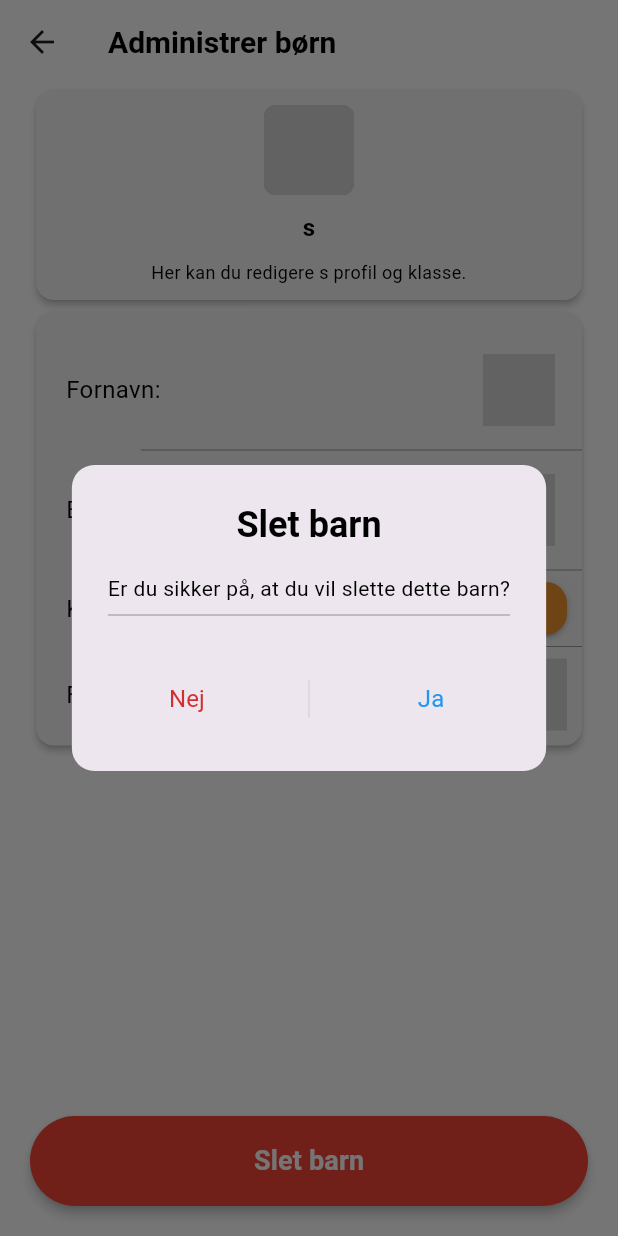
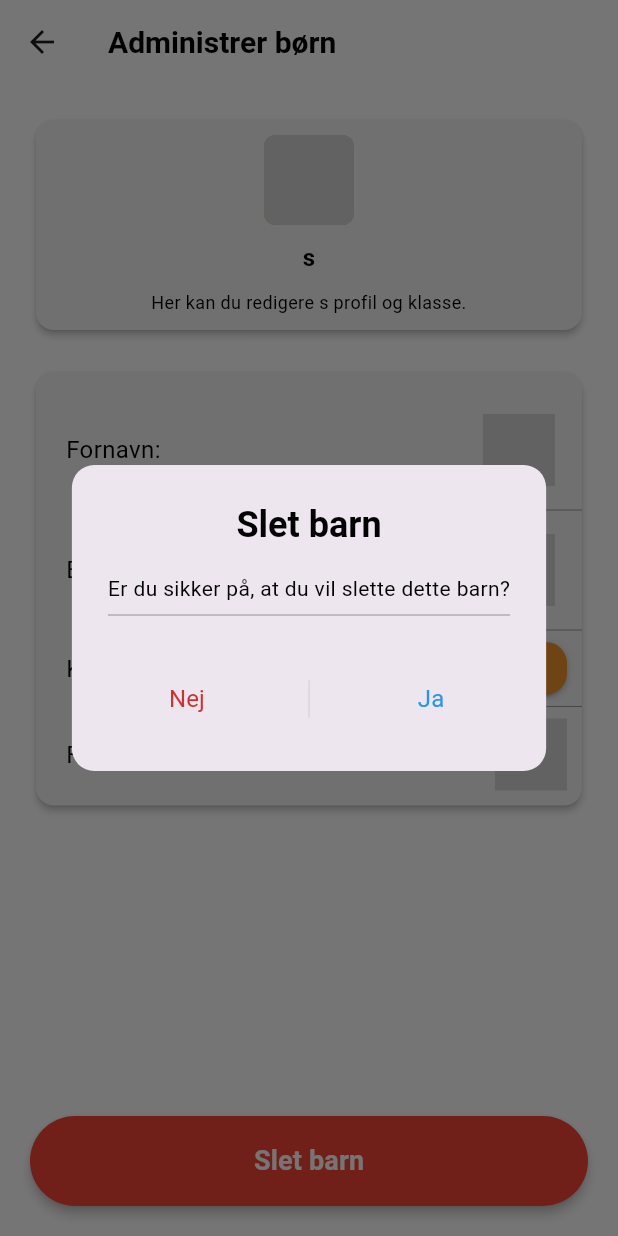
Before and after one commit to aau-giraf/foodplanner, a Flutter app: the ChildProfile screen opened directly with empty values, after a tap on "Slet barn", on a phone screen of 412 x 824 dp. Run offline on Flutter 3.47's test engine with Material 3 defaults, Android fonts, the phone set to English and light mode, and no system bars; drawn by our look-alikes of dropdown_button2; our stand-ins replace camera, flutter_advanced_switch, flutter_secure_storage, go_router, image_picker, validators; missing offline and left inert: flutter_advanced_segment, flutter_sficon, openapi_generator_annotations; accounts and stored records are empty; network calls fail; statements that could not run were skipped.

Commit message:
Removed ugly bugly prints and added padding to fit standard design for child profile

```diff
--- a/foodplanner/lib/pages/child_profile.dart
+++ b/foodplanner/lib/pages/child_profile.dart
@@ -446,12 +446,15 @@ class ChildProfileState extends State<ChildProfile>
       backgroundColor: Colors.white,
       body: Column(
         children: [
-          SettingsWidget(
-            leftIcon: SFIcons.sf_figure_and_child_holdinghands,
-            title: '${widget.child.firstName}s',
-            subTitle:
-                'Her kan du redigere ${widget.child.firstName}s profil og klasse. ',
-            type: SettingsType.header,
+          Padding(
+            padding: const EdgeInsets.symmetric(vertical: 20),
+            child: SettingsWidget(
+              leftIcon: SFIcons.sf_figure_and_child_holdinghands,
+              title: '${widget.child.firstName}s',
+              subTitle:
+                  'Her kan du redigere ${widget.child.firstName}s profil og klasse. ',
+              type: SettingsType.header,
+            ),
           ),
           Padding(
             padding: const EdgeInsets.symmetric(horizontal: 20),
--- a/foodplanner/lib/pages/choose_parent.dart
+++ b/foodplanner/lib/pages/choose_parent.dart
@@ -37,7 +37,6 @@ class ChooseParentState extends State<ChooseParent>
     ChooseParent.userService.fetchAllParents().then((result) {
       setState(() {
         parents = result;
-        print(result);
       });
     }).catchError((error) {
       throw (error);
--- a/foodplanner/lib/services/user_service.dart
+++ b/foodplanner/lib/services/user_service.dart
@@ -152,9 +152,7 @@ class UserService {
         .get(Uri.parse('$apiUrl/api/Admin/GetAll'), headers: <String, String>{
       'Authorization': 'Bearer $jwtToken',
     });
-    print("hej med dig ${response.body}");
     if (response.statusCode == 200) {
-      print(response.body);
       final List<dynamic> usersJson = jsonDecode(response.body);
 
       return usersJson
```
